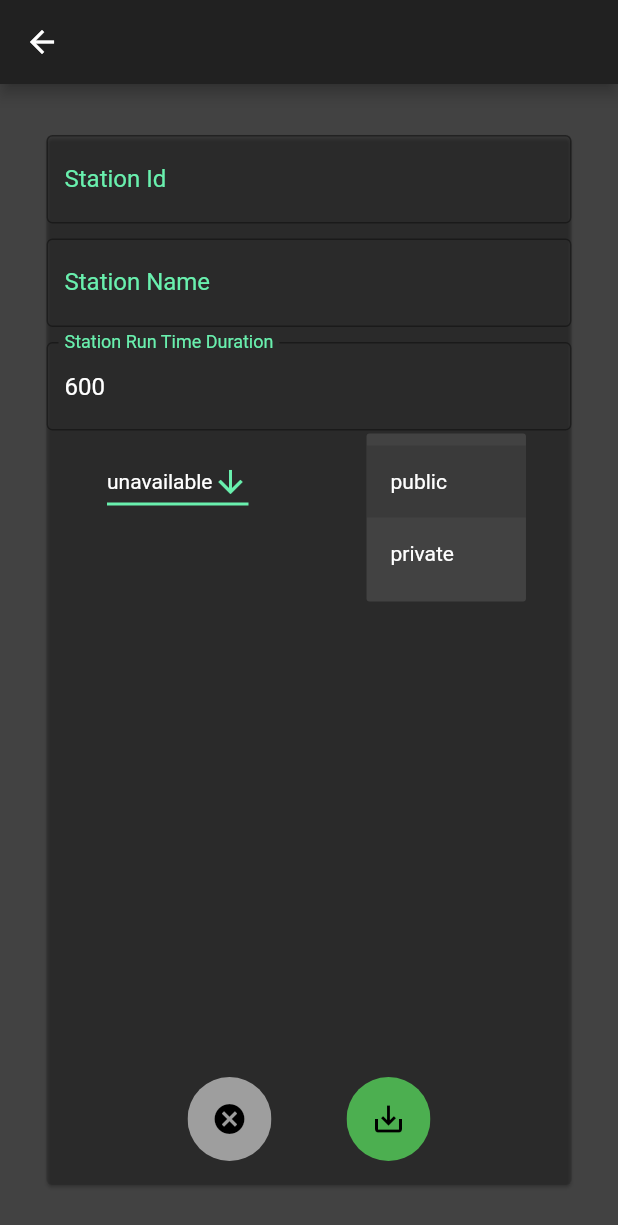
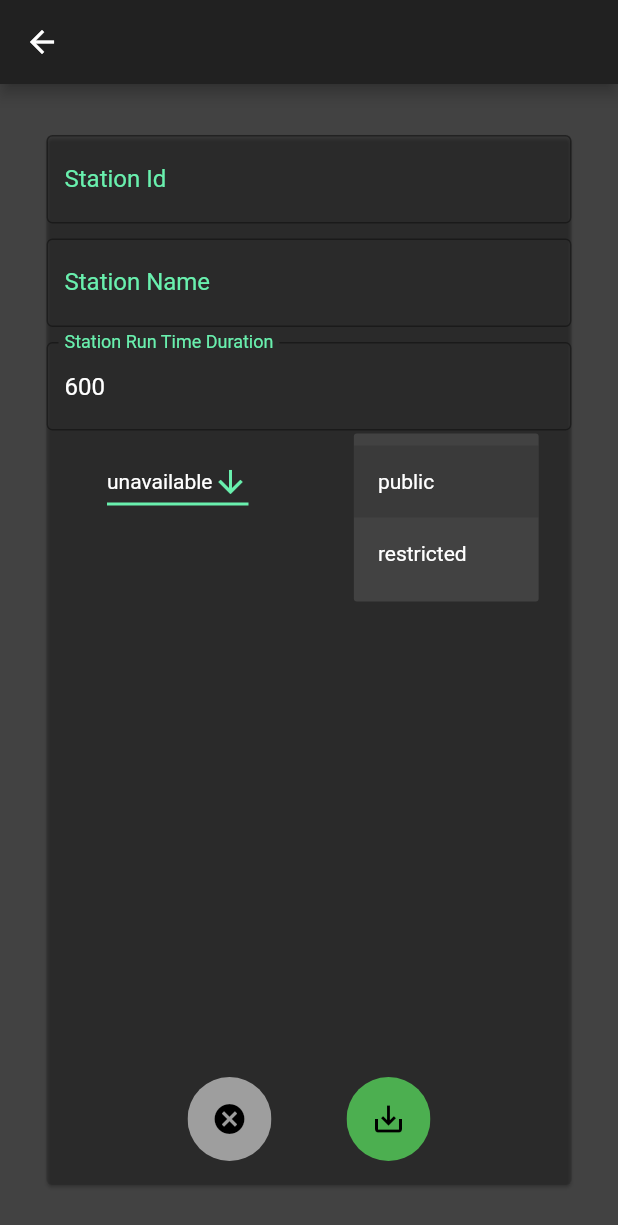
Before and after one commit to AseelAborokn/lab_manager_app, a Flutter app: the StationUpsertPage screen opened directly with empty values, after a tap on "public", on a phone screen of 412 x 824 dp. Shown: the top 1225 px of the screen. Run offline on Flutter 3.47's test engine with Material 2 defaults, Android fonts, the light colour scheme and no system bars; our stand-ins replace cloud_firestore, email_validator, firebase_auth, firebase_core, flutter_spinkit; accounts and stored records are empty.

Commit message:
fixing visibility and null check errors

```diff
--- a/lib/models/lab_station.dart
+++ b/lib/models/lab_station.dart
@@ -4,9 +4,9 @@ enum LabStationStatus {
   unavailable
 }
 
-enum LabStationVisibility {
+enum LabStationAccessibility {
   public,
-  private
+  restricted
 }
 
 class LabStation {
@@ -18,7 +18,7 @@ class LabStation {
   String ownerId;
   int runTimeInSecs;
   LabStationStatus status;
-  LabStationVisibility visibility;
+  LabStationAccessibility accessibility;
 
   // Constructor
   LabStation({
@@ -27,7 +27,7 @@ class LabStation {
     required this.ownerId,
     this.runTimeInSecs = 600,
     this.status = LabStationStatus.unavailable,
-    this.visibility = LabStationVisibility.public
+    this.accessibility = LabStationAccessibility.public
   });
 
   // Create a LabStation object from JSON object.
@@ -37,7 +37,7 @@ class LabStation {
       ownerId: fields['owner_id'],
       runTimeInSecs: (fields['run_time_in_secs'] ?? 0) as int,
       status: LabStationStatus.values.firstWhere((element) => element.toString() == 'LabStationStatus.' + fields['status'].toString()),
-      visibility: LabStationVisibility.values.firstWhere((element) => element.toString() == 'LabStationVisibility.' + fields['visibility'].toString()),
+      accessibility: LabStationAccessibility.values.firstWhere((element) => element.toString() == 'LabStationAccessibility.' + fields['accessibility'].toString()),
   );
 
   // Create JSON object from LabStation object.
@@ -48,7 +48,7 @@ class LabStation {
       "owner_id": ownerId,
       "run_time_in_secs": runTimeInSecs,
       "status": status.name,
-      "visibility": visibility.name,
+      "accessibility": accessibility.name,
     });
   }
 }
--- a/lib/screens/home/user_stations.dart
+++ b/lib/screens/home/user_stations.dart
@@ -100,7 +100,7 @@ class _MyStationsState extends State<MyStations> {
                     children: [
                       _createInfoLine("Id :", station.uid),
                       _createInfoLine("Owner Id :", station.ownerId),
-                      _createInfoLine("Visibility :", station.visibility.name),
+                      _createInfoLine("Accessibility :", station.accessibility.name),
                       _createInfoLine("Run Time Duration In Secs:", station.runTimeInSecs.toString()),
                       Row(
                         mainAxisAlignment: MainAxisAlignment.end,
@@ -174,9 +174,9 @@ class _StationUpsertPageState extends State<StationUpsertPage> {
   String? stationName;
   String? stationId;
   LabStationStatus status = LabStationStatus.unavailable;
-  LabStationVisibility visibility = LabStationVisibility.public;
+  LabStationAccessibility accessibility = LabStationAccessibility.public;
   bool statusUpdated = false;
-  bool visibilityUpdated = false;
+  bool accessibilityUpdated = false;
   int runTimeInSecs = 600;
 
   String errorMessage = "";
@@ -254,14 +254,14 @@ class _StationUpsertPageState extends State<StationUpsertPage> {
                           },
                           LabStationStatus.values.map((e) => e.name).toList()
                         ),
-                        // LabStationVisibility
+                        // LabStationAccessibility
                         _getDropDownMenu(
-                            (!visibilityUpdated) ? widget.station?.visibility.name ?? visibility.name : visibility.name,
+                            (!accessibilityUpdated) ? widget.station?.accessibility.name ?? accessibility.name : accessibility.name,
                           (newValue) {
-                            setState(() => visibility = LabStationVisibility.values.firstWhere((element) => element.toString() == 'LabStationVisibility.' + (newValue ?? LabStationVisibility.public.name)));
-                            setState(() => visibilityUpdated = true);
+                            setState(() => accessibility = LabStationAccessibility.values.firstWhere((element) => element.toString() == 'LabStationAccessibility.' + (newValue ?? LabStationAccessibility.public.name)));
+                            setState(() => accessibilityUpdated = true);
                           },
-                          LabStationVisibility.values.map((e) => e.name).toList()
+                          LabStationAccessibility.values.map((e) => e.name).toList()
                         ),
                       ],
                     ),
@@ -291,12 +291,12 @@ class _StationUpsertPageState extends State<StationUpsertPage> {
                             ownerId: widget.ownerId,
                             runTimeInSecs: runTimeInSecs,
                             status: status,
-                            visibility: visibility
+                            accessibility: accessibility
                           )
                         ));
 
                         final LabStation? labStation = await creating.then((value) =>
-                          _stationsCollection.getLabStationById(stationId!)
+                          _stationsCollection.getLabStationById(stationId ?? widget.station!.uid)
                         );
 
                         if (labStation != null) {
```
